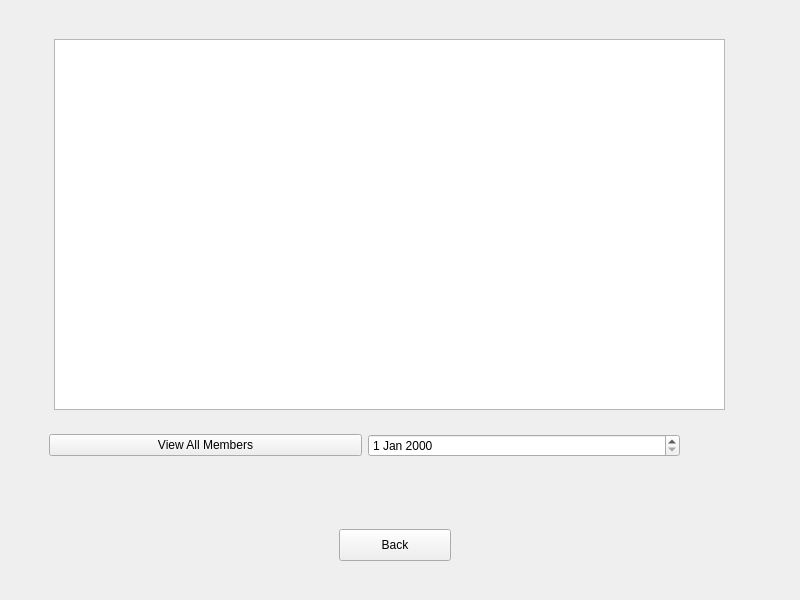
Old version of the form mainwindow.ui in the repository supojen/Bulk_Club.
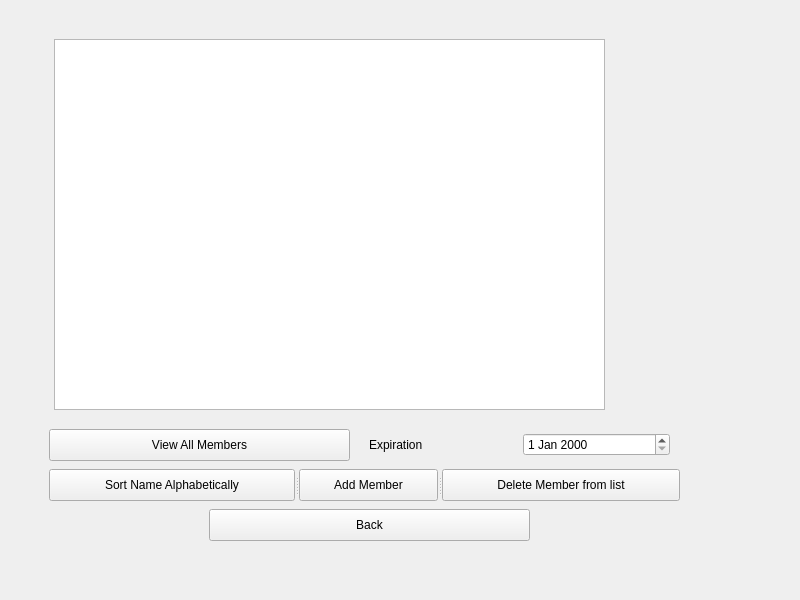
New version of the form. The open tabs and pages were chosen to show the change.

```diff
--- a/mainwindow.ui
+++ b/mainwindow.ui
@@ -636,7 +636,7 @@
          <rect>
           <x>45</x>
           <y>30</y>
-          <width>671</width>
+          <width>551</width>
           <height>371</height>
          </rect>
         </property>
@@ -644,9 +644,9 @@
        <widget class="QPushButton" name="BacktoMAINADMIN">
         <property name="geometry">
          <rect>
-          <x>330</x>
-          <y>520</y>
-          <width>112</width>
+          <x>200</x>
+          <y>500</y>
+          <width>321</width>
           <height>32</height>
          </rect>
         </property>
@@ -654,20 +654,87 @@
          <string>Back</string>
         </property>
        </widget>
-       <widget class="QWidget" name="layoutWidget">
+       <widget class="QSplitter" name="splitter_2">
         <property name="geometry">
          <rect>
           <x>40</x>
-          <y>420</y>
+          <y>460</y>
           <width>631</width>
-          <height>33</height>
+          <height>32</height>
+         </rect>
+        </property>
+        <property name="orientation">
+         <enum>Qt::Horizontal</enum>
+        </property>
+        <widget class="QPushButton" name="Adminsortmember">
+         <property name="text">
+          <string>Sort Name Alphabetically</string>
+         </property>
+        </widget>
+        <widget class="QPushButton" name="AdminAddCustomer">
+         <property name="text">
+          <string>Add Member</string>
+         </property>
+        </widget>
+        <widget class="QPushButton" name="AdminDeleteCustomer">
+         <property name="text">
+          <string>Delete Member from list</string>
+         </property>
+        </widget>
+       </widget>
+       <widget class="QWidget" name="layoutWidget">
+        <property name="geometry">
+         <rect>
+          <x>610</x>
+          <y>70</y>
+          <width>151</width>
+          <height>241</height>
+         </rect>
+        </property>
+        <layout class="QVBoxLayout" name="verticalLayout_8">
+         <item>
+          <widget class="QLabel" name="Adminmembername">
+           <property name="text">
+            <string/>
+           </property>
+          </widget>
+         </item>
+         <item>
+          <widget class="QLabel" name="adminmemberID">
+           <property name="text">
+            <string/>
+           </property>
+          </widget>
+         </item>
+        </layout>
+       </widget>
+       <widget class="QPushButton" name="adminviewmember">
+        <property name="geometry">
+         <rect>
+          <x>40</x>
+          <y>420</y>
+          <width>301</width>
+          <height>32</height>
+         </rect>
+        </property>
+        <property name="text">
+         <string>View All Members</string>
+        </property>
+       </widget>
+       <widget class="QWidget" name="layoutWidget">
+        <property name="geometry">
+         <rect>
+          <x>360</x>
+          <y>424</y>
+          <width>301</width>
+          <height>23</height>
          </rect>
         </property>
         <layout class="QHBoxLayout" name="horizontalLayout_2">
          <item>
-          <widget class="QPushButton" name="adminviewmember">
+          <widget class="QLabel" name="ExpirationDate">
            <property name="text">
-            <string>View All Members</string>
+            <string>Expiration</string>
            </property>
           </widget>
          </item>
```
Left out of the diff: 89 changed lines with no effect on the pictures.
